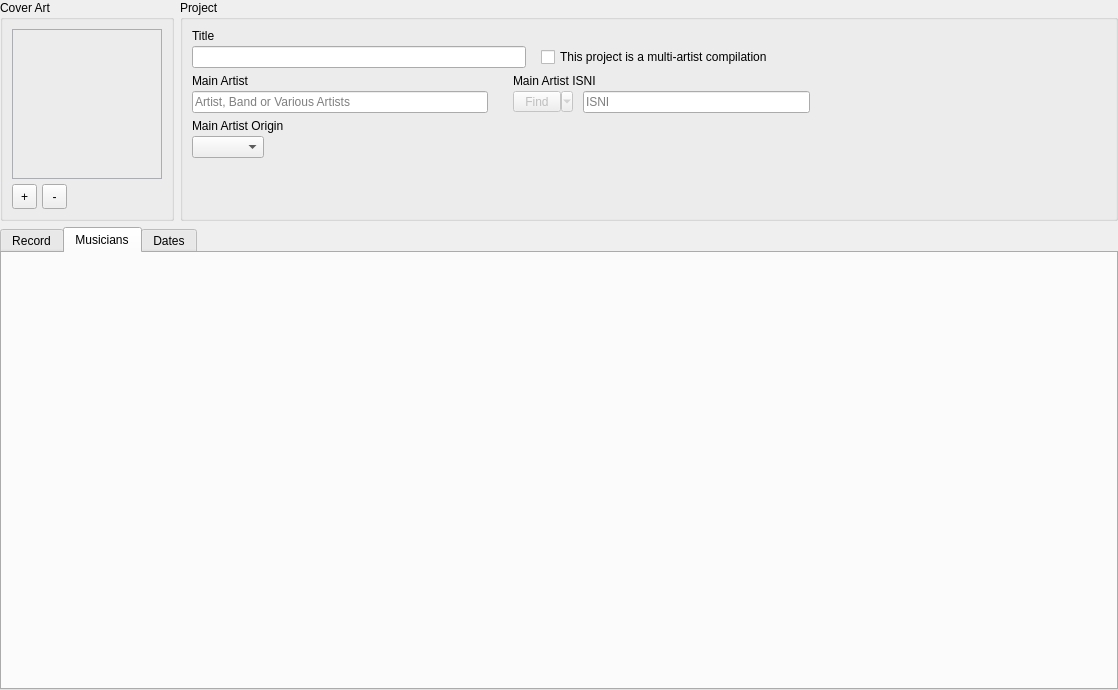
The window that resources/ui/album_page.ui (Iconoclasteinc/tgit) describes before a commit, drawn with Qt 5.
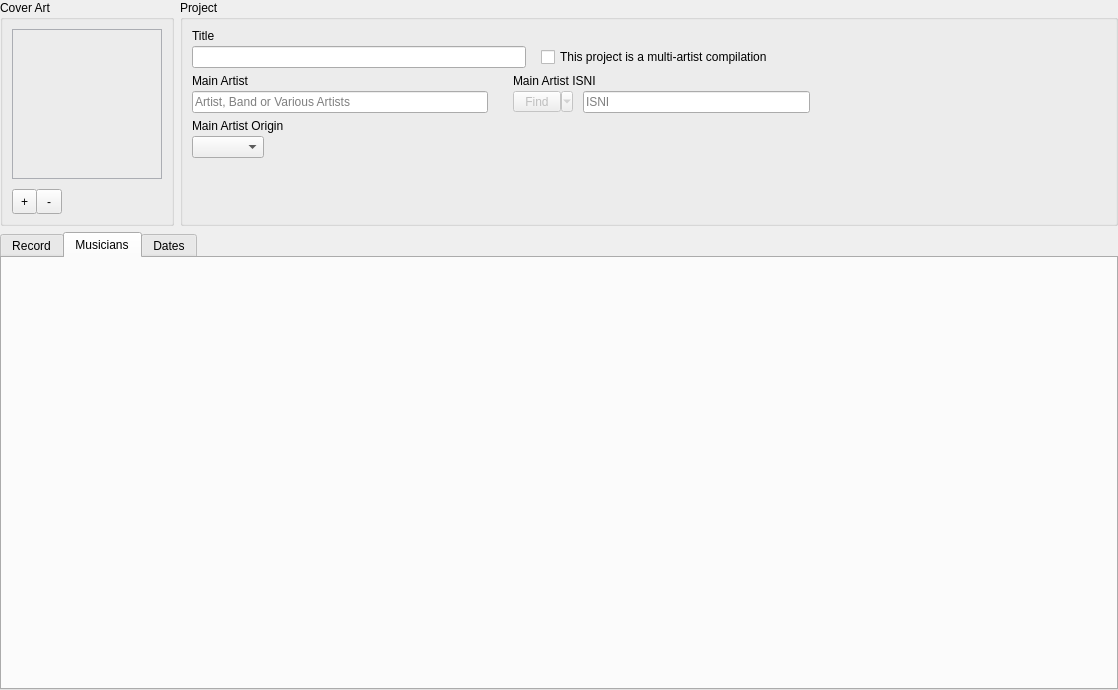
The same window after the commit. The open tabs and pages were chosen to show the change. Icons and pictures are not drawn. Custom widgets are drawn as their Qt base class.

Commit message: Remove spacing between artwork tool buttons on project page

```diff
--- a/resources/ui/album_page.ui
+++ b/resources/ui/album_page.ui
@@ -12,28 +12,6 @@
   </property>
   <property name="styleSheet">
    <string notr="true">
-         QCalendarWidget QToolButton {
-         background-color: transparent;
-         }
-
-         QCalendarWidget QToolButton#qt_calendar_monthbutton {
-         padding-right: 15px;
-         }
-
-         QCalendarWidget QToolButton::menu-indicator {
-         subcontrol-position: right center;
-         top: 2px;
-         right: 2px;
-         }
-
-         QCalendarWidget QToolButton::menu-indicator {
-         image: url(:/calendar-menu-indicator);
-         }
-
-         QCalendarWidget QToolButton::menu-indicator:open {
-         top: 3px;
-         right: 1px;
-         }
      </string>
   </property>
   <layout class="QGridLayout" name="gridLayout">
@@ -261,7 +239,7 @@
             <x>0</x>
             <y>0</y>
             <width>1112</width>
-            <height>418</height>
+            <height>413</height>
            </rect>
           </property>
           <property name="styleSheet">
@@ -448,7 +426,7 @@
         <item>
          <layout class="QVBoxLayout" name="verticalLayout_6">
           <property name="spacing">
-           <number>5</number>
+           <number>10</number>
           </property>
           <item>
            <widget class="QLabel" name="_front_cover">
@@ -478,7 +456,7 @@
           <item>
            <layout class="QHBoxLayout" name="_picture_button_container" stretch="0,0,0">
             <property name="spacing">
-             <number>5</number>
+             <number>0</number>
             </property>
             <item>
              <widget class="QToolButton" name="_select_picture_button">
@@ -510,6 +488,9 @@
               <property name="toolTip">
                <string>Remove the picture</string>
               </property>
+              <property name="styleSheet">
+               <string notr="true">margin-left: -1px;</string>
+              </property>
               <property name="text">
                <string>-</string>
               </property>
```
Left out of the diff: 4 changed lines with no effect on the pictures.
